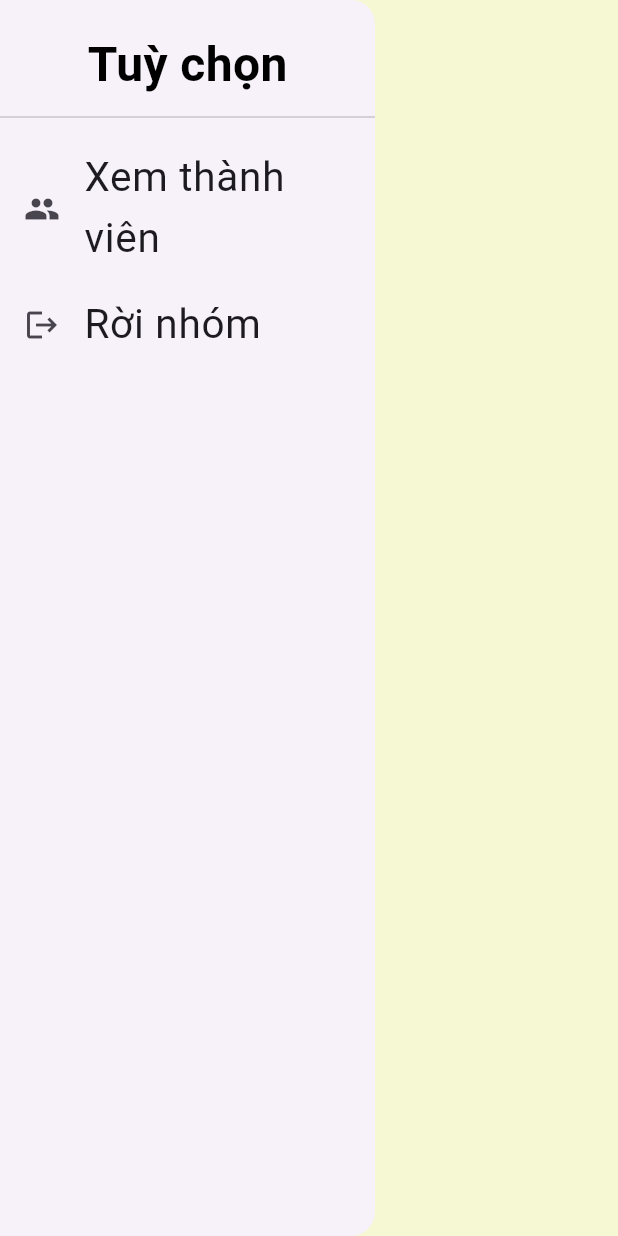
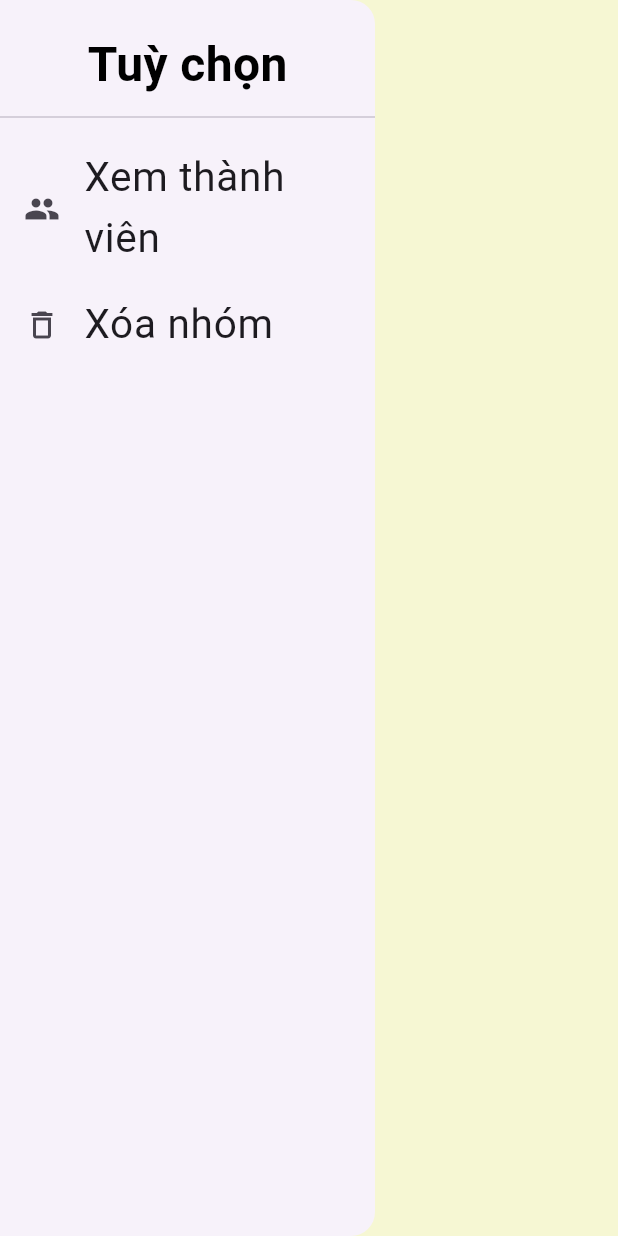
Before and after one commit to voduy112/Groupify_MobileApp, a Flutter app: the GroupDrawer widget shown alone on an empty page, opened directly with empty values, on a phone screen of 412 x 824 dp. Run offline on Flutter 3.47's test engine with Material 3 defaults, Android fonts, the light colour scheme and no system bars; drawn by our look-alikes of overlay_support; our stand-ins replace cached_network_image, carousel_slider, convex_bottom_bar, dio, file_picker, firebase_core and 6 more; missing offline and left inert: flutter_pdfview; accounts and stored records are empty; network calls fail; Roboto replaces fonts that are missing (Dongle).

Commit message:
Chuc nang xoa nhom

```diff
--- a/app/lib/features/group_study/views/widgets/group_drawer.dart
+++ b/app/lib/features/group_study/views/widgets/group_drawer.dart
@@ -1,17 +1,26 @@
 import 'package:flutter/material.dart';
+
+import '../../../../models/group.dart';
 
 class GroupDrawer extends StatelessWidget {
   final VoidCallback onViewMembers;
   final VoidCallback onLeaveGroup;
+  final VoidCallback onDeleteGroup;
+  final Group group;
+  final String currentUserId;
 
   const GroupDrawer({
     Key? key,
     required this.onViewMembers,
     required this.onLeaveGroup,
+    required this.group,
+    required this.currentUserId,
+    required this.onDeleteGroup,
   }) : super(key: key);
 
   @override
   Widget build(BuildContext context) {
+    final isAdmin = group.ownerId['_id'] == currentUserId;
     return SizedBox(
       width: 250,
       child: Drawer(
@@ -39,11 +48,18 @@ class GroupDrawer extends StatelessWidget {
                 title: const Text('Xem thành viên'),
                 onTap: onViewMembers,
               ),
-              ListTile(
-                leading: const Icon(Icons.logout),
-                title: const Text('Rời nhóm'),
-                onTap: onLeaveGroup,
-              ),
+              if (!isAdmin)
+                ListTile(
+                  leading: const Icon(Icons.logout),
+                  title: const Text('Rời nhóm'),
+                  onTap: onLeaveGroup,
+                ),
+              if (isAdmin)
+                ListTile(
+                  leading: const Icon(Icons.delete_outline),
+                  title: const Text('Xóa nhóm'),
+                  onTap: onDeleteGroup,
+                ),
             ],
           ),
         ),
```
Also changed, not shown: app/lib/features/group_study/providers/group_provider.dart (+18 -0 lines), app/lib/features/group_study/services/group_service.dart (+12 -0 lines), app/lib/features/group_study/views/group_detail_screen_member.dart (+64 -7 lines), app/lib/features/group_study/views/widgets/member_list.dart (+7 -0 lines).
